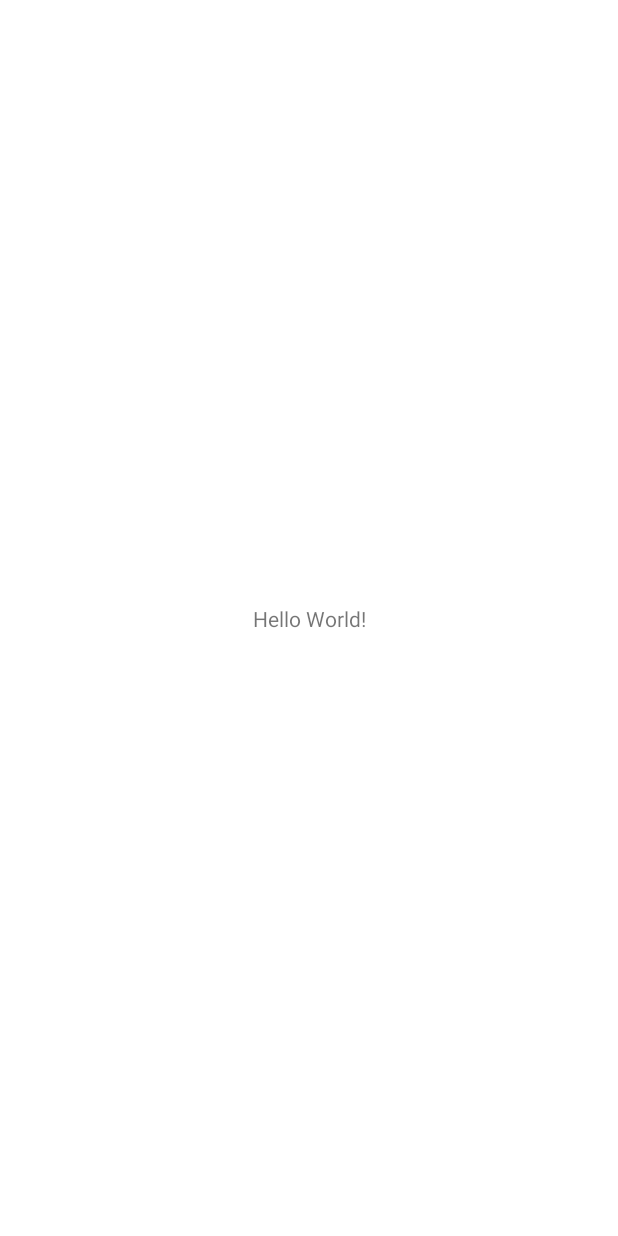
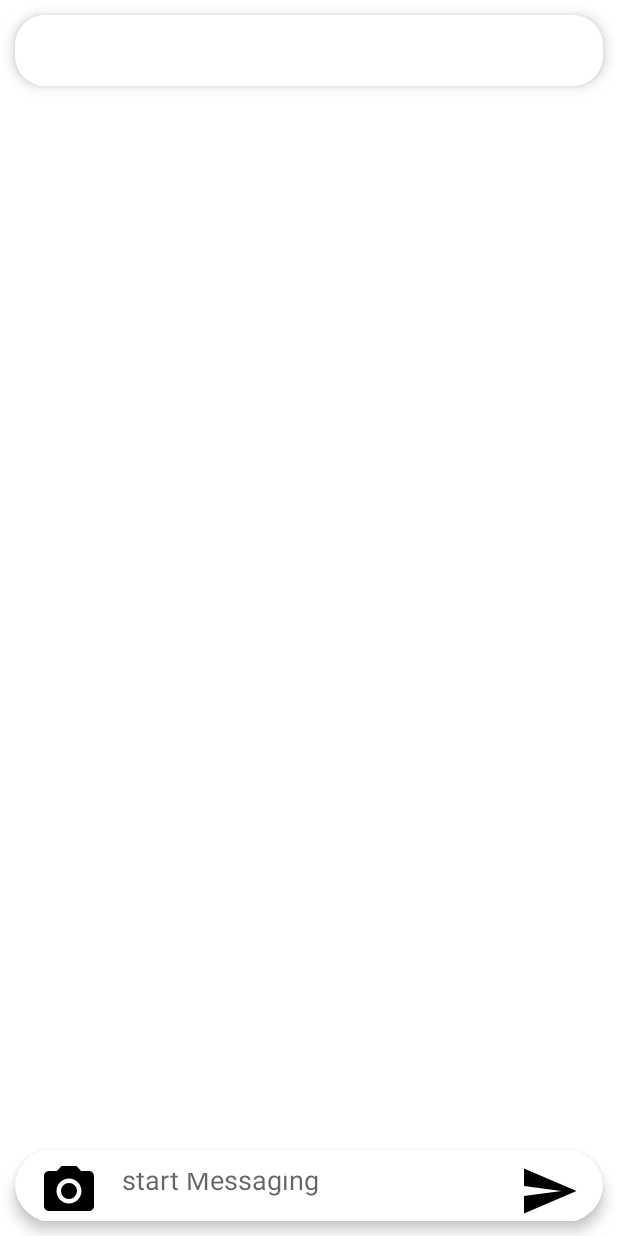
Before and after one commit to sharmaachintya08/chattify, an Android app: the screen it shows after launch once a user with an empty profile is signed in (MainActivity), on a phone screen of 412 x 824 dp. Before the commit the screen is almost empty. Run offline under Robolectric (Android 15) with nearby library versions, the light colour scheme and no system bars; our stand-ins replace Firebase (no records; nobody signed in at launch, a user with empty details on screens opened directly).

Commit message:
implemented activity_main.xml

```diff
--- /dev/null
+++ b/app/src/main/res/drawable/ic_baseline_camera_alt_24.xml
@@ -0,0 +1,6 @@
+<vector android:height="24dp" android:tint="#000000"
+    android:viewportHeight="24" android:viewportWidth="24"
+    android:width="24dp" xmlns:android="http://schemas.android.com/apk/res/android">
+    <path android:fillColor="@android:color/white" android:pathData="M12,12m-3.2,0a3.2,3.2 0,1 1,6.4 0a3.2,3.2 0,1 1,-6.4 0"/>
+    <path android:fillColor="@android:color/white" android:pathData="M9,2L7.17,4L4,4c-1.1,0 -2,0.9 -2,2v12c0,1.1 0.9,2 2,2h16c1.1,0 2,-0.9 2,-2L22,6c0,-1.1 -0.9,-2 -2,-2h-3.17L15,2L9,2zM12,17c-2.76,0 -5,-2.24 -5,-5s2.24,-5 5,-5 5,2.24 5,5 -2.24,5 -5,5z"/>
+</vector>
--- /dev/null
+++ b/app/src/main/res/drawable/ic_baseline_send_24.xml
@@ -0,0 +1,5 @@
+<vector android:autoMirrored="true" android:height="24dp"
+    android:tint="#000000" android:viewportHeight="24"
+    android:viewportWidth="24" android:width="24dp" xmlns:android="http://schemas.android.com/apk/res/android">
+    <path android:fillColor="@android:color/white" android:pathData="M2.01,21L23,12 2.01,3 2,10l15,2 -15,2z"/>
+</vector>
--- /dev/null
+++ b/app/src/main/res/drawable/toolbar_round_background.xml
@@ -0,0 +1,5 @@
+<?xml version="1.0" encoding="utf-8"?>
+<shape xmlns:android="http://schemas.android.com/apk/res/android">
+    <solid android:color="@android:color/white"/>
+    <corners android:radius="20dp" />
+</shape>
--- a/app/src/main/res/layout/activity_main.xml
+++ b/app/src/main/res/layout/activity_main.xml
@@ -6,13 +6,75 @@
     android:layout_height="match_parent"
     tools:context=".MainActivity">
 
-    <TextView
-        android:layout_width="wrap_content"
-        android:layout_height="wrap_content"
-        android:text="Hello World!"
+    <androidx.appcompat.widget.Toolbar
+        android:id="@+id/toolbar"
+        android:layout_width="match_parent"
+        android:layout_height="47dp"
+        app:layout_constraintEnd_toEndOf="parent"
+        app:layout_constraintStart_toStartOf="parent"
+        app:layout_constraintTop_toTopOf="parent"
+        android:background="@drawable/toolbar_round_background"
+        android:layout_margin="10dp"
+        android:elevation="5dp"/>
+
+    <androidx.recyclerview.widget.RecyclerView
+        android:layout_width="match_parent"
+        android:layout_height="0dp"
+        android:clipToPadding="false"
+        android:paddingTop="10dp"
+        app:layout_constraintBottom_toBottomOf="@+id/toolbar"
+        app:layout_constraintBottom_toTopOf="@+id/cardView"
+        app:layout_constraintEnd_toEndOf="parent"
+        app:layout_constraintStart_toStartOf="parent"
+        app:layout_constraintTop_toBottomOf="@+id/toolbar" />
+    <androidx.cardview.widget.CardView
+        android:id="@+id/cardView"
+        android:layout_width="match_parent"
+        android:layout_height="47dp"
+        android:layout_margin="10dp"
+        app:cardCornerRadius="30dp"
+        app:cardElevation="5dp"
         app:layout_constraintBottom_toBottomOf="parent"
         app:layout_constraintEnd_toEndOf="parent"
-        app:layout_constraintStart_toStartOf="parent"
-        app:layout_constraintTop_toTopOf="parent" />
+        app:layout_constraintStart_toStartOf="parent">
 
+        <androidx.constraintlayout.widget.ConstraintLayout
+            android:layout_width="match_parent"
+            android:layout_height="match_parent">
+
+            <EditText
+                android:id="@+id/editText"
+                android:layout_width="0dp"
+                android:layout_height="wrap_content"
+                android:hint="start Messaging"
+                android:background="@android:color/transparent"
+                android:padding="15dp"
+                app:layout_constraintBottom_toBottomOf="@+id/imageView"
+                app:layout_constraintEnd_toStartOf="@+id/imageButton"
+                app:layout_constraintStart_toEndOf="@+id/imageView" />
+
+            <ImageView
+                android:id="@+id/imageView"
+                android:layout_width="40dp"
+                android:layout_height="40dp"
+                android:layout_marginStart="5dp"
+                android:scaleType="centerCrop"
+                android:src="@drawable/ic_baseline_camera_alt_24"
+                app:layout_constraintBottom_toBottomOf="parent"
+                app:layout_constraintEnd_toEndOf="parent"
+                app:layout_constraintHorizontal_bias="0.031"
+                app:layout_constraintStart_toStartOf="parent" />
+
+            <ImageView
+                android:id="@+id/imageButton"
+                android:layout_width="40dp"
+                android:layout_height="40dp"
+                android:scaleType="centerCrop"
+                android:src="@drawable/ic_baseline_send_24"
+                app:layout_constraintBottom_toBottomOf="parent"
+                app:layout_constraintEnd_toEndOf="parent"
+                app:layout_constraintHorizontal_bias="0.954"
+                app:layout_constraintStart_toStartOf="parent" />
+        </androidx.constraintlayout.widget.ConstraintLayout>
+    </androidx.cardview.widget.CardView>
 </androidx.constraintlayout.widget.ConstraintLayout>
```
